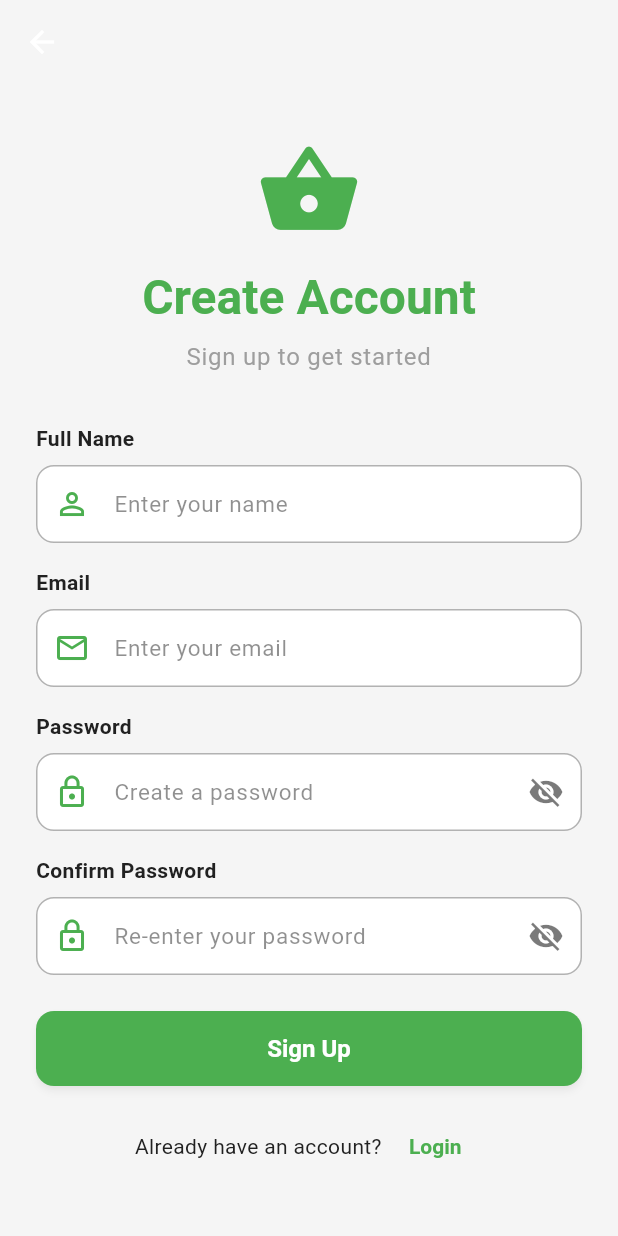
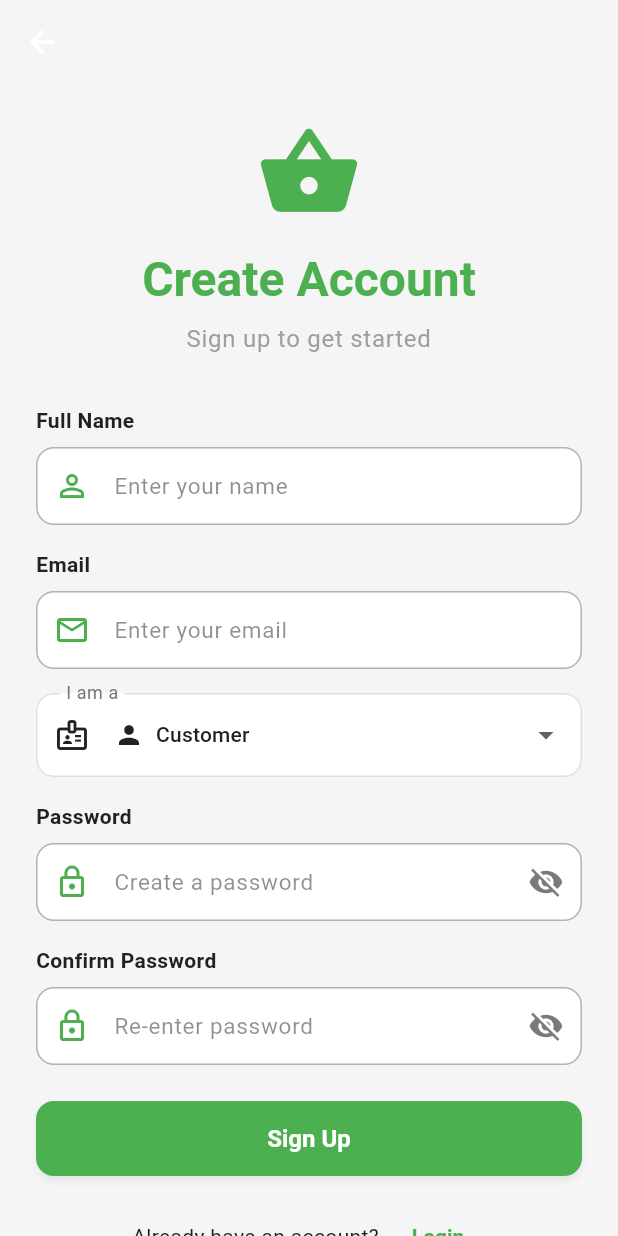
Before and after one commit to Anamta66/smart_grocery_tracker, a Flutter app: the SignupScreen screen opened by its route, on a phone screen of 412 x 824 dp. Run offline on Flutter 3.47's test engine with Material 3 defaults, Android fonts, the phone set to English and light mode, and no system bars; our stand-ins replace cloud_firestore, firebase_auth, firebase_messaging, fl_chart, flutter_local_notifications, shared_preferences and 2 more; accounts and stored records are empty.

Commit message:
login authentication

```diff
--- a/lib/presentation/screens/auth/signup_screen.dart
+++ b/lib/presentation/screens/auth/signup_screen.dart
@@ -16,11 +16,11 @@ class _SignupScreenState extends State<SignupScreen> {
   final _formKey = GlobalKey<FormState>();
   final _nameController = TextEditingController();
   final _emailController = TextEditingController();
-  final _roleController = TextEditingController();
   final _passwordController = TextEditingController();
   final _confirmPasswordController = TextEditingController();
   bool _obscurePassword = true;
   bool _obscureConfirmPassword = true;
+  String _selectedRole = 'customer'; // Default role
 
   @override
   void dispose() {
@@ -37,17 +37,26 @@ class _SignupScreenState extends State<SignupScreen> {
     final authProvider = Provider.of<AuthProvider>(context, listen: false);
 
     try {
-      await authProvider.signup(
+      final success = await authProvider.signup(
         name: _nameController.text.trim(),
         email: _emailController.text.trim(),
         password: _passwordController.text,
-        role: _roleController.text.trim(),
+        role: _selectedRole, // Use selected role
       );
 
       if (!mounted) return;
 
-      // Navigate to Dashboard on success
-      Navigator.pushReplacementNamed(context, '/dashboard');
+      if (success) {
+        // Navigate to Dashboard on success
+        Navigator.pushReplacementNamed(context, '/dashboard');
+      } else {
+        ScaffoldMessenger.of(context).showSnackBar(
+          SnackBar(
+            content: Text(authProvider.errorMessage ?? 'Signup failed'),
+            backgroundColor: Colors.red,
+          ),
+        );
+      }
     } catch (e) {
       if (!mounted) return;
       ScaffoldMessenger.of(context).showSnackBar(
@@ -120,6 +129,48 @@ class _SignupScreenState extends State<SignupScreen> {
                   ),
                   const SizedBox(height: 16),
 
+                  // Role Dropdown - NEW ADDITION
+                  DropdownButtonFormField<String>(
+                    value: _selectedRole,
+                    decoration: InputDecoration(
+                      labelText: 'I am a',
+                      prefixIcon: Icon(Icons.badge_outlined),
+                      border: OutlineInputBorder(
+                        borderRadius: BorderRadius.circular(12),
+                      ),
+                      filled: true,
+                      fillColor: theme.colorScheme.surface,
+                    ),
+                    items: const [
+                      DropdownMenuItem(
+                        value: 'customer',
+                        child: Row(
+                          children: [
+                            Icon(Icons.person, size: 20),
+                            SizedBox(width: 8),
+                            Text('Customer'),
+                          ],
+                        ),
+                      ),
+                      DropdownMenuItem(
+                        value: 'store_owner',
+                        child: Row(
+                          children: [
+                            Icon(Icons.store, size: 20),
+                            SizedBox(width: 8),
+                            Text('Store Owner'),
+                          ],
+                        ),
+                      ),
+                    ],
+                    onChanged: (value) {
+                      setState(() {
+                        _selectedRole = value!;
+                      });
+                    },
+                  ),
+                  const SizedBox(height: 16),
+
                   // Password Field
                   CustomTextField(
                     controller: _passwordController,
@@ -147,7 +198,7 @@ class _SignupScreenState extends State<SignupScreen> {
                   CustomTextField(
                     controller: _confirmPasswordController,
                     label: 'Confirm Password',
-                    hint: 'Re-enter your password',
+                    hint: 'Re-enter password',
                     obscureText: _obscureConfirmPassword,
                     prefixIcon: Icons.lock_outline,
                     suffixIcon: IconButton(
@@ -163,6 +214,9 @@ class _SignupScreenState extends State<SignupScreen> {
                       },
                     ),
                     validator: (value) {
+                      if (value == null || value.isEmpty) {
+                        return 'Please confirm your password';
+                      }
                       if (value != _passwordController.text) {
                         return 'Passwords do not match';
                       }
@@ -183,25 +237,19 @@ class _SignupScreenState extends State<SignupScreen> {
                   ),
                   const SizedBox(height: 16),
 
-                  // Navigate to Login
+                  // Login Link
                   Row(
                     mainAxisAlignment: MainAxisAlignment.center,
                     children: [
                       Text(
-                        'Already have an account? ',
+                        'Already have an account?  ',
                         style: theme.textTheme.bodyMedium,
                       ),
                       TextButton(
                         onPressed: () {
                           Navigator.pop(context);
                         },
-                        child: Text(
-                          'Login',
-                          style: TextStyle(
-                            fontWeight: FontWeight.bold,
-                            color: theme.colorScheme.primary,
-                          ),
-                        ),
+                        child: const Text('Login'),
                       ),
                     ],
                   ),
```
Also changed, not shown: lib/presentation/providers/auth_provider.dart (+86 -7 lines), lib/presentation/providers/grocery_provider.dart (+149 -5 lines), lib/presentation/screens/customer/grocery_list_screen.dart (+122 -22 lines).
